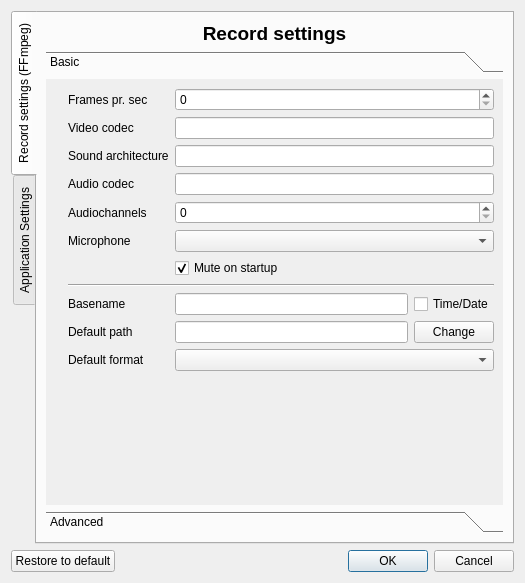
froksen/FDesktopRecorder, file src/dialogs/settingsdialog/settingsdialog.ui: the form before one commit.
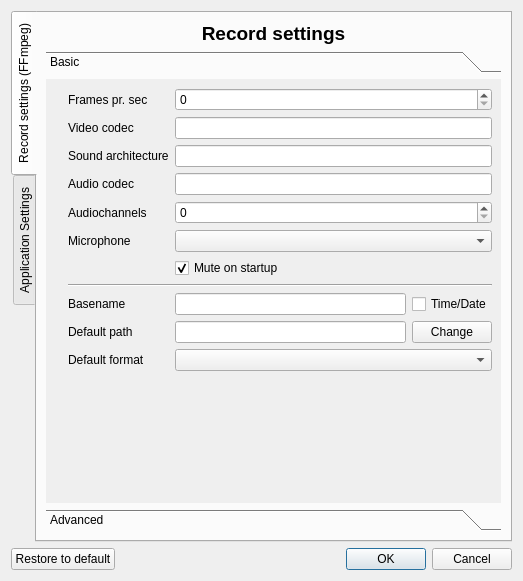
The form after the commit. Icons and pictures are not drawn.

Commit message: useKDEplayer added to settingsdialog

Diff of the .ui file:
```diff
--- a/src/dialogs/settingsdialog/settingsdialog.ui
+++ b/src/dialogs/settingsdialog/settingsdialog.ui
@@ -6,8 +6,8 @@
    <rect>
     <x>0</x>
     <y>0</y>
-    <width>525</width>
-    <height>583</height>
+    <width>523</width>
+    <height>581</height>
    </rect>
   </property>
   <property name="windowTitle">
@@ -54,8 +54,8 @@
            <rect>
             <x>0</x>
             <y>0</y>
-            <width>471</width>
-            <height>442</height>
+            <width>473</width>
+            <height>428</height>
            </rect>
           </property>
           <attribute name="label">
```
Left out of the diff: 6 changed lines with no effect on the pictures. The commit also changes 1 other file.
